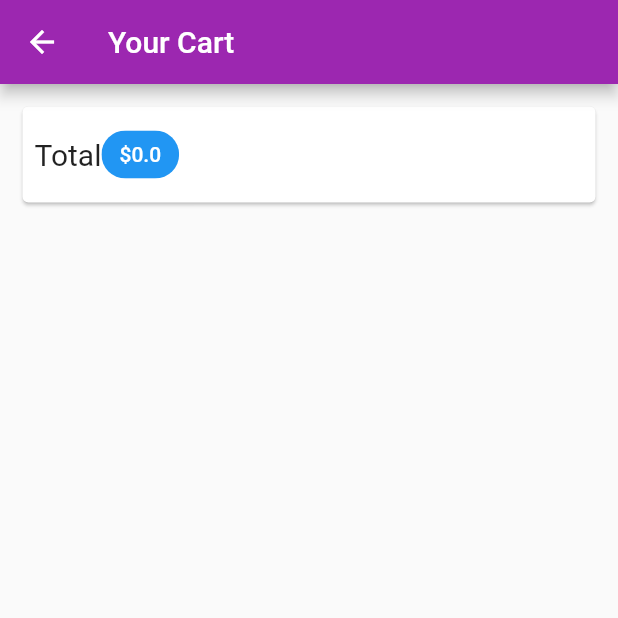
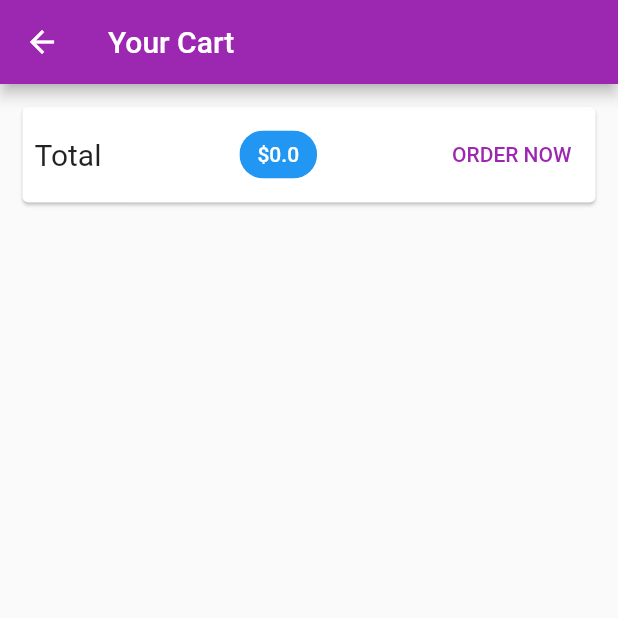
Before and after one commit to anoying-kid/Shop-App-Flutter, a Flutter app: the CartScreen screen opened by its route, on a phone screen of 412 x 824 dp, the top half of it. Run offline on Flutter 3.47's test engine with Material 2 defaults, Android fonts, the phone set to English and light mode, and no system bars; network calls fail.

```diff
--- a/lib/screens/cart_screen.dart
+++ b/lib/screens/cart_screen.dart
@@ -18,15 +18,19 @@ class CartScreen extends StatelessWidget {
           margin: EdgeInsets.all(15),
           child: Padding(
             padding: EdgeInsets.all(8),
-            child: Row(children: [
+            child: Row(mainAxisAlignment: MainAxisAlignment.spaceBetween,
+             children: [
               Text(
                 'Total',
                 style: TextStyle(fontSize: 20),
               ),
+              SizedBox(width: 20,),
               Chip(
                 label: Text('\$${cart.totalAmount}', style: TextStyle(color: Theme.of(context).primaryTextTheme.titleLarge?.color),),
                 backgroundColor: Theme.of(context).primaryColor,
               ),
+              SizedBox(width: 10,),
+              TextButton(onPressed: (){}, child: Text('ORDER NOW')),
             ]),
           ),
         )
```
Also changed, not shown: pubspec.lock.
